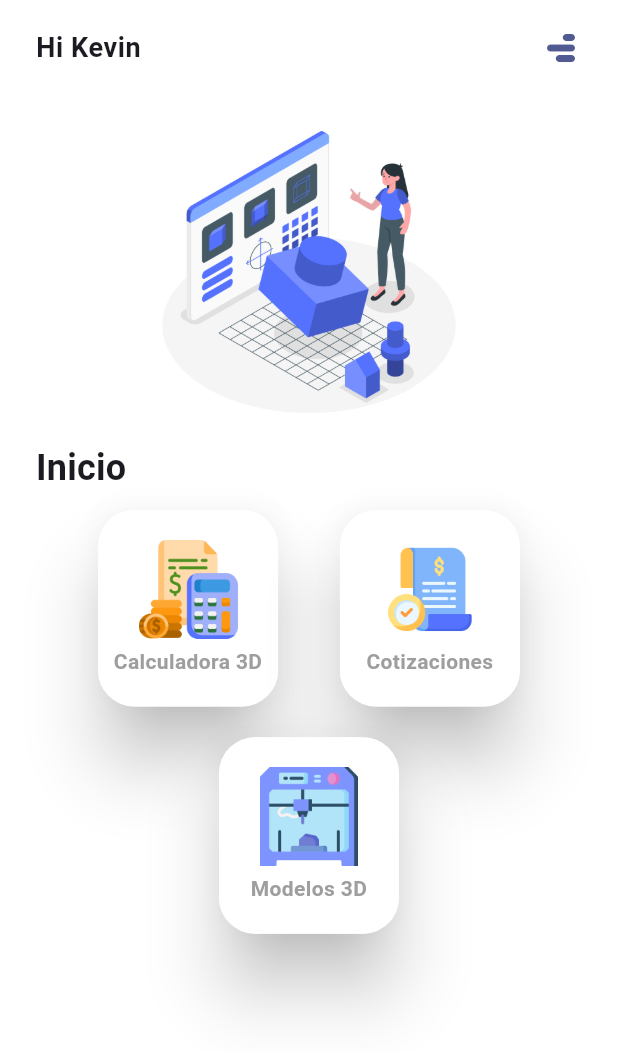
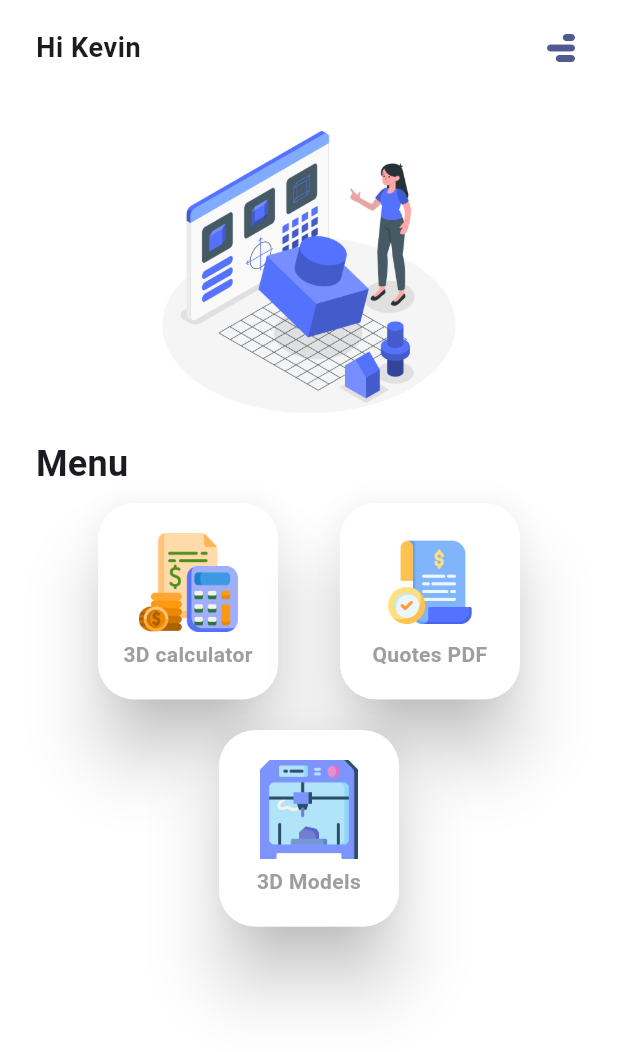
Before and after one commit to kevinlopezs/3DClic, a Flutter app: the HomeScreen screen opened by its route, on a phone screen of 412 x 824 dp. Shown: the top 1052 px of the screen. Run offline on Flutter 3.47's test engine with Material 3 defaults, Android fonts, the phone set to English and light mode, and no system bars; our stand-ins replace dio, dots_indicator, flutter_screenutil, get, go_router, lottie and 1 more; accounts and stored records are empty.

```diff
--- a/lib/presentation/dummy_data/app_menu.dart
+++ b/lib/presentation/dummy_data/app_menu.dart
@@ -14,19 +14,19 @@ const appMenus = <AppMenus>[
 
   //Calculator screen route
   AppMenus(
-      title: 'Calculadora 3D',
+      title: '3D calculator',
       link: AppRoutes.calculatorScreen,
       icon: 'assets/images/calculator.png'),
 
   //Invoices screen route
   AppMenus(
-      title: 'Cotizaciones',
+      title: 'Quotes PDF',
       link: AppRoutes.invoiceScreen,
       icon: 'assets/images/invoices.png'),
 
   //New 3D objects screen
   AppMenus(
-      title: 'Modelos 3D',
+      title: '3D Models',
       link: AppRoutes.models3DScreen,
       icon: 'assets/images/3d_printing.png'),
 ];
--- a/lib/presentation/pages/home_screen.dart
+++ b/lib/presentation/pages/home_screen.dart
@@ -1,9 +1,8 @@
 import 'dart:async';
 import 'package:flutter/material.dart';
 import 'package:get/get.dart';
-import 'package:go_router/go_router.dart';
 import 'package:teka_3dclic/presentation/dummy_data/app_menu.dart';
-import 'package:teka_3dclic/presentation/routes/app_pages.dart';
+import 'package:flutter_screenutil/flutter_screenutil.dart';
 
 class HomeScreen extends StatefulWidget {
   static const name = 'home_screen';
@@ -24,7 +23,9 @@ class _HomeScreenState extends State<HomeScreen> {
   //const homeMenu = cards;
   @override
   void initState() {
+    super.initState();
     if (!isMounted) return;
+    _initTimer();
 
     if (mounted) {
       _pageViewController.addListener(() {
@@ -32,7 +33,19 @@ class _HomeScreenState extends State<HomeScreen> {
       });
 
       // TODO: implement initState
+    }
+  }
 
+  @override
+  void dispose() {
+    Timer.periodic(const Duration(seconds: 1), (timer) {}).cancel();
+    _pageViewController.dispose();
+    isMounted = false;
+    super.dispose();
+  }
+
+  //Start timer for page view auto slide
+  void _initTimer() {
     if (isMounted == true) {
       Timer.periodic(const Duration(seconds: 5), (timer) {
         if (_currentPage < 1) {
@@ -55,22 +68,10 @@ class _HomeScreenState extends State<HomeScreen> {
     }
   }
 
-    super.initState();
-  }
-
-  @override
-  void dispose() {
-    Timer.periodic(const Duration(seconds: 1), (timer) {}).cancel();
-    _pageViewController.dispose();
-    isMounted = false;
-    super.dispose();
-  }
-
   @override
   Widget build(BuildContext context) {
     final fonts = Theme.of(context).textTheme;
     final colors = Theme.of(context).colorScheme;
-
     final size = MediaQuery.of(context).size;
 
     return SafeArea(
@@ -128,16 +129,13 @@ class _HomeScreenState extends State<HomeScreen> {
                     ],
                   ),
                 ),
-                const SizedBox(
-                  height: 10,
-                ),
+                10.verticalSpace,
+
                 Text(
-                  'Inicio',
+                  'Menu',
                   style: fonts.titleMedium,
                 ),
-                const SizedBox(
-                  height: 10,
-                ),
+                10.verticalSpace,
                 //This is method for map screen of cards
                 Wrap(
                   alignment: WrapAlignment.center,
@@ -153,7 +151,7 @@ class _HomeScreenState extends State<HomeScreen> {
                           icon: slideData.icon,
                           assetHeight: size.height * 0.08))
                       .toList(),
-                )
+                ),
               ],
             ))
           ],
--- a/pubspec.yaml
+++ b/pubspec.yaml
@@ -17,6 +17,9 @@ dependencies:
   shared_preferences: ^2.2.1
   flutter_native_splash: ^2.3.3
   get: ^4.6.6
+  supabase_flutter: ^2.1.0
+  flutter_screenutil: ^5.9.0
+  google_sign_in: ^6.2.1
 
 dev_dependencies:
   flutter_lints: ^2.0.0
```
Also changed, not shown: lib/main.dart (+15 -0 lines), lib/presentation/pages/invoice_screen.dart (+26 -3 lines), pubspec.lock, 5 other files. Lines whose indentation alone changed are shown as unchanged.
